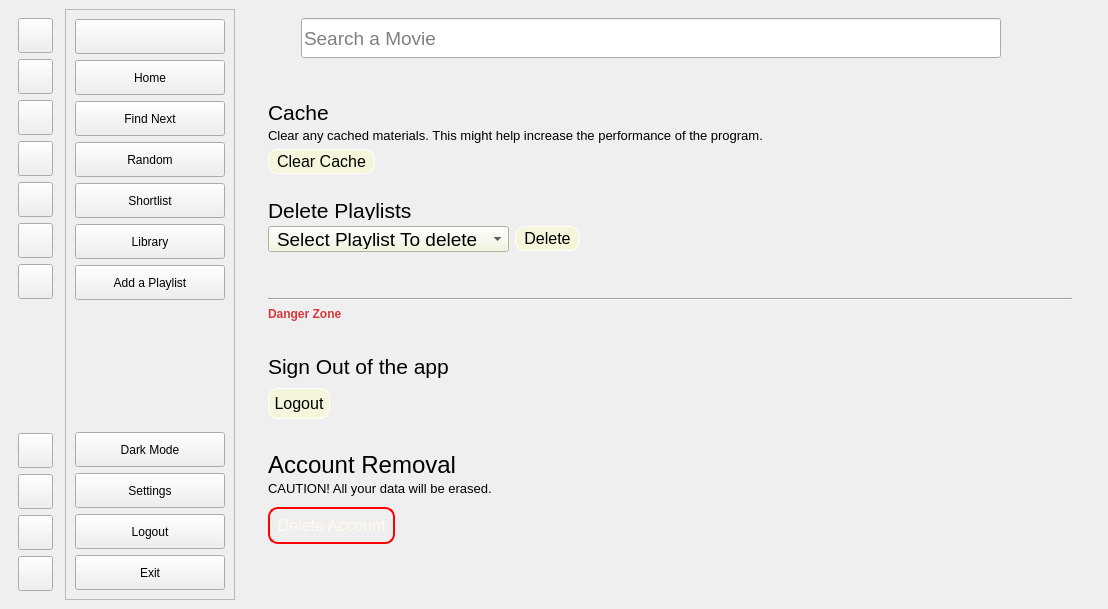
The window that UI/ui_main.ui (lakshya076/Cinematch) describes before a commit, drawn with Qt 5.
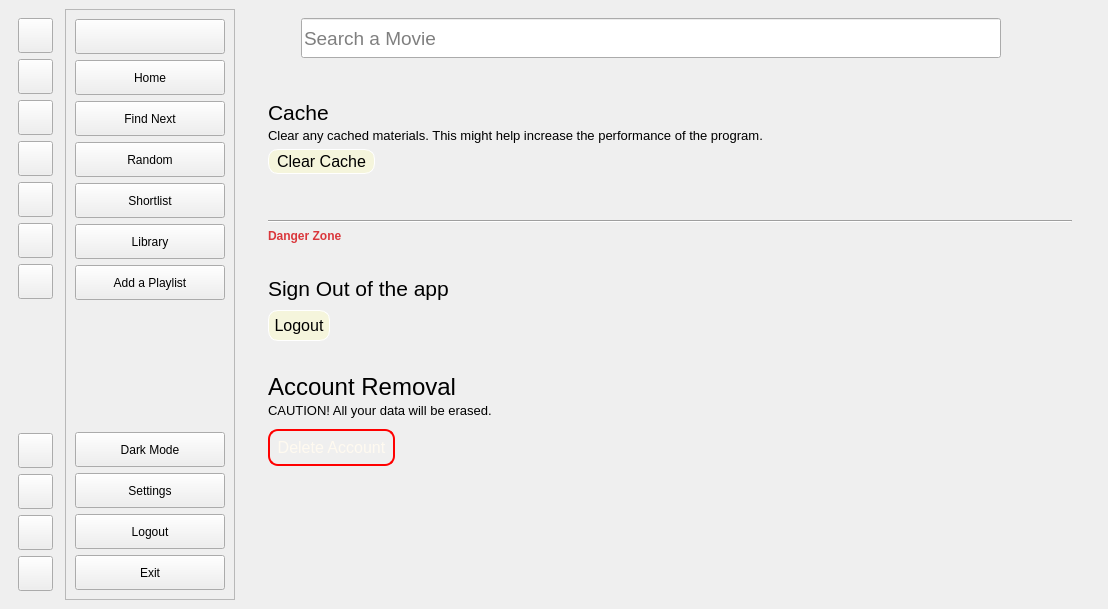
The same window after the commit. The open tabs and pages were chosen to show the change. Icons and pictures are not drawn. Custom widgets are drawn as their Qt base class.

Commit message: removing delete playlists from settings

Diff of the .ui file:
```diff
--- a/UI/ui_main.ui
+++ b/UI/ui_main.ui
@@ -1946,8 +1946,8 @@
               <rect>
                <x>0</x>
                <y>0</y>
-               <width>514</width>
-               <height>557</height>
+               <width>822</width>
+               <height>486</height>
               </rect>
              </property>
              <property name="styleSheet">
@@ -2041,97 +2041,6 @@
                 </item>
                </layout>
               </item>
-              <item>
-               <spacer name="verticalSpacer_6">
-                <property name="orientation">
-                 <enum>Qt::Vertical</enum>
-                </property>
-                <property name="sizeType">
-                 <enum>QSizePolicy::Fixed</enum>
-                </property>
-                <property name="sizeHint" stdset="0">
-                 <size>
-                  <width>20</width>
-                  <height>20</height>
-                 </size>
-                </property>
-               </spacer>
-              </item>
-              <item>
-               <widget class="QLabel" name="label_14">
-                <property name="minimumSize">
-                 <size>
-                  <width>0</width>
-                  <height>0</height>
-                 </size>
-                </property>
-                <property name="maximumSize">
-                 <size>
-                  <width>16777215</width>
-                  <height>20</height>
-                 </size>
-                </property>
-                <property name="styleSheet">
-                 <string notr="true">font:16pt;
-</string>
-                </property>
-                <property name="text">
-                 <string>Delete Playlists</string>
-                </property>
-               </widget>
-              </item>
-              <item>
-               <layout class="QHBoxLayout" name="horizontalLayout_7">
-                <item>
-                 <widget class="QComboBox" name="playlist_dd">
-                  <property name="styleSheet">
-                   <string notr="true">color:#000;
-background-color:#f5f5dc;
-min-height: 20px;
-padding: 2px 8px 2px 8px;
-font: 14pt;</string>
-                  </property>
-                  <property name="currentText">
-                   <string/>
-                  </property>
-                  <property name="placeholderText">
-                   <string>Select Playlist To delete</string>
-                  </property>
-                 </widget>
-                </item>
-                <item>
-                 <widget class="QPushButton" name="delete_playlist">
-                  <property name="cursor">
-                   <cursorShape>PointingHandCursor</cursorShape>
-                  </property>
-                  <property name="styleSheet">
-                   <string notr="true">background-color:#f5f5dc;
-border: 1px solid white;
-padding: 2px 8px 2px 8px;
-color:#000;
-font: 12pt;
-border-radius:10px;</string>
-                  </property>
-                  <property name="text">
-                   <string>Delete</string>
-                  </property>
-                 </widget>
-                </item>
-                <item>
-                 <spacer name="horizontalSpacer_4">
-                  <property name="orientation">
-                   <enum>Qt::Horizontal</enum>
-                  </property>
-                  <property name="sizeHint" stdset="0">
-                   <size>
-                    <width>40</width>
-                    <height>20</height>
-                   </size>
-                  </property>
-                 </spacer>
-                </item>
-               </layout>
-              </item>
               <item>
                <spacer name="verticalSpacer_3">
                 <property name="orientation">
```
Left out of the diff: 2 changed lines with no effect on the pictures. The commit also changes 1 other file.
